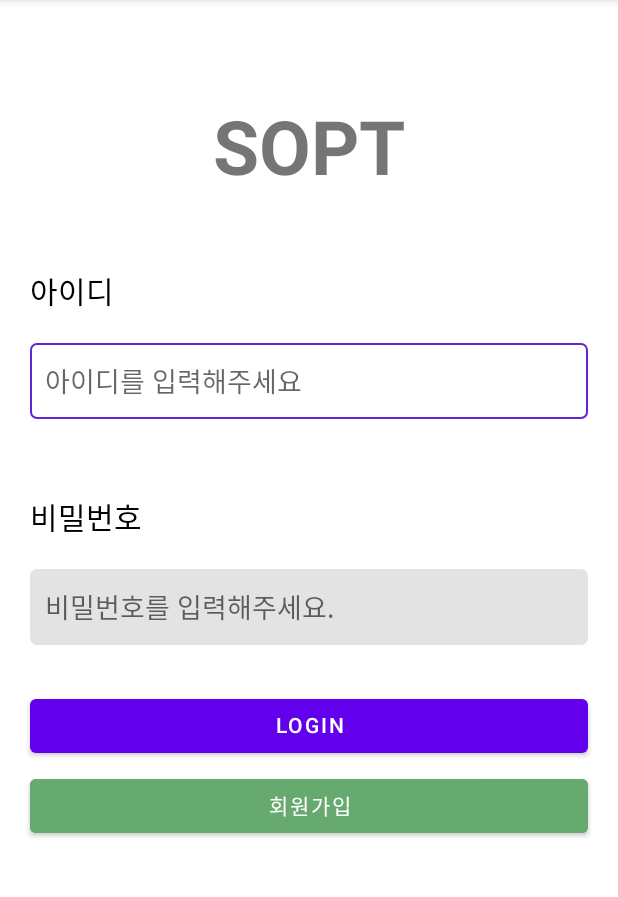
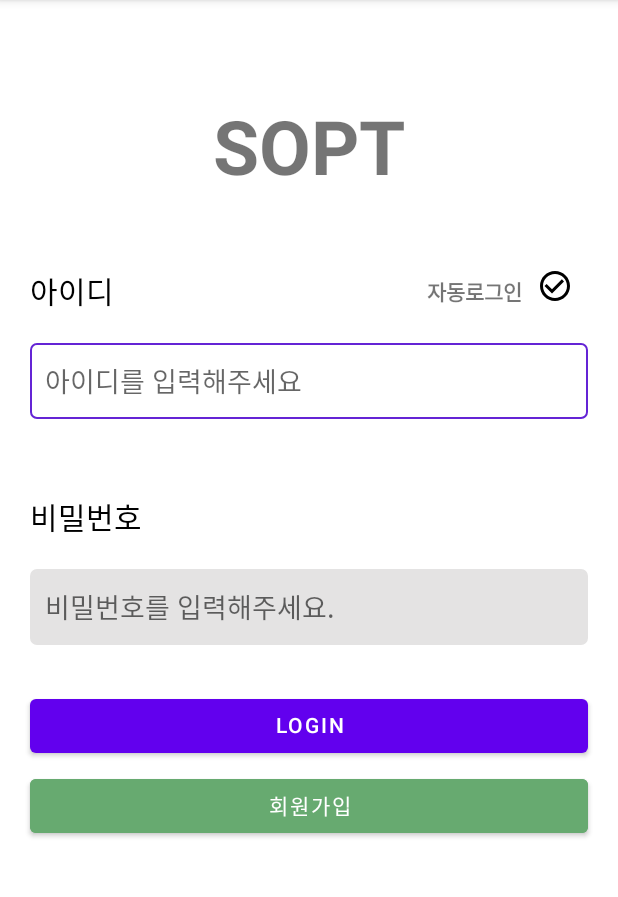
Before and after one commit to Hott6/Hot-yoon, an Android app: the screen it shows after launch (SignInActivity), on a phone screen of 412 x 824 dp, the part 84-981 px from its top. Run offline under Robolectric (Android 15) with nearby library versions, the phone set to English and light mode, and no system bars.

Commit message:
[FEAT] #5 자동로그인 구현

```diff
--- a/app/src/main/java/com/example/num1/data/sopt/ResponseWrapper.kt
+++ b/app/src/main/java/com/example/num1/data/sopt/ResponseWrapper.kt
@@ -4,5 +4,5 @@ data class ResponseWrapper<T>(
     // Response Data의 해당 중복 내용
     val status: Int,
     val message: String,
-    val data: T? = null
+    val data: T?
 )
--- /dev/null
+++ b/app/src/main/java/com/example/num1/util/LOGINSharedPreferences.kt
@@ -0,0 +1,32 @@
+package com.example.num1.util
+
+import android.content.Context
+import android.content.SharedPreferences
+
+object LOGINSharedPreferences {
+    private const val STORAGE_KEY = "USER_AUTO"
+    private const val AUTO_LOGIN = "AUTO_LOGIN"
+    private lateinit var preferences: SharedPreferences
+
+    fun getSharedPreference(context: Context):SharedPreferences {
+        return context.getSharedPreferences(STORAGE_KEY, Context.MODE_PRIVATE)
+    }
+
+    fun getAutoLogin(context: Context): Boolean {
+        return getSharedPreference(context).getBoolean(AUTO_LOGIN, false)
+    }
+
+    fun setAutoLogin(context: Context,value: Boolean) {
+        getSharedPreference(context).edit()
+            .putBoolean(AUTO_LOGIN, value)
+            .apply()
+    }
+
+    fun setLogin(context: Context) {
+     getSharedPreference(context)
+            .edit()
+            .remove(AUTO_LOGIN)
+            .clear()
+            .apply()
+    }
+}
--- a/app/src/main/java/com/example/num1/view/SignInActivity.kt
+++ b/app/src/main/java/com/example/num1/view/SignInActivity.kt
@@ -12,6 +12,7 @@ import com.example.num1.data.sopt.ResponseSignIn
 import com.example.num1.data.ServiceCreator
 import com.example.num1.data.sopt.ResponseWrapper
 import com.example.num1.databinding.ActivitySiginInBinding
+import com.example.num1.util.LOGINSharedPreferences
 import retrofit2.Call
 import retrofit2.Response
 import retrofit2.Callback
@@ -39,6 +40,8 @@ class SignInActivity : AppCompatActivity() {
 
         login()
         signUp()
+        initClickEvent()
+        isAutoLogin()
 
     }
 
@@ -99,26 +102,22 @@ class SignInActivity : AppCompatActivity() {
                     .show()
             }
         )
+    }
 
-//        call.enqueue(object : Callback<ResponseWrapper<ResponseSignIn>> {
-//            override fun onResponse(
-//                call: Call<ResponseWrapper<ResponseSignIn>>,
-//                response: Response<ResponseWrapper<ResponseSignIn>>
-//            ) {
-//                if (response.isSuccessful) {
-//                    val data = response.body()?.data
-//                    Toast.makeText(this@SignInActivity, "${data?.email}님 반갑습니다!", Toast.LENGTH_SHORT).show()
-//                    startActivity(Intent(this@SignInActivity, HomeActivity::class.java))
-//                    if (!isFinishing){
-//                        finish()
-//                    }
-//                } else Toast.makeText(this@SignInActivity, "로그인에 실패하였습니다.", Toast.LENGTH_SHORT)
-//                    .show()
-//            }
+    private fun initClickEvent() {
+        binding.btnAutoLogin.setOnClickListener {
+            binding.btnAutoLogin.isSelected = !binding.btnAutoLogin.isSelected
+            LOGINSharedPreferences.setAutoLogin(this, binding.btnAutoLogin.isSelected)
+        }
+    }
 
-//        override fun onFailure(call: Call<ResponseWrapper<ResponseSignIn>>, t: Throwable) {
-//            Log.e("NetworkTest", "error:$t")
-//        }
-//    })
+    private fun isAutoLogin() {
+        if (LOGINSharedPreferences.getAutoLogin(this)) {
+            Toast.makeText(this, "자동로그인 되었습니다.", Toast.LENGTH_SHORT).show()
+            startActivity(Intent(this, HomeActivity::class.java))
+            finish()
+        }
     }
+
+
 }
--- /dev/null
+++ b/app/src/main/res/drawable/ic_checkbox_on.xml
@@ -0,0 +1,5 @@
+<vector android:height="24dp" android:tint="#000000"
+    android:viewportHeight="24" android:viewportWidth="24"
+    android:width="24dp" xmlns:android="http://schemas.android.com/apk/res/android">
+    <path android:fillColor="@android:color/white" android:pathData="M12,2C6.48,2 2,6.48 2,12s4.48,10 10,10 10,-4.48 10,-10S17.52,2 12,2zM10,17l-5,-5 1.41,-1.41L10,14.17l7.59,-7.59L19,8l-9,9z"/>
+</vector>
--- /dev/null
+++ b/app/src/main/res/drawable/ic_ckeckbox_off.xml
@@ -0,0 +1,5 @@
+<vector android:height="24dp" android:tint="#000000"
+    android:viewportHeight="24" android:viewportWidth="24"
+    android:width="24dp" xmlns:android="http://schemas.android.com/apk/res/android">
+    <path android:fillColor="@android:color/white" android:pathData="M16.59,7.58L10,14.17l-3.59,-3.58L5,12l5,5 8,-8zM12,2C6.48,2 2,6.48 2,12s4.48,10 10,10 10,-4.48 10,-10S17.52,2 12,2zM12,20c-4.42,0 -8,-3.58 -8,-8s3.58,-8 8,-8 8,3.58 8,8 -3.58,8 -8,8z"/>
+</vector>
--- /dev/null
+++ b/app/src/main/res/drawable/ic_settings_24.xml
@@ -0,0 +1,5 @@
+<vector android:height="24dp" android:tint="#000000"
+    android:viewportHeight="24" android:viewportWidth="24"
+    android:width="24dp" xmlns:android="http://schemas.android.com/apk/res/android">
+    <path android:fillColor="@android:color/white" android:pathData="M19.14,12.94c0.04,-0.3 0.06,-0.61 0.06,-0.94c0,-0.32 -0.02,-0.64 -0.07,-0.94l2.03,-1.58c0.18,-0.14 0.23,-0.41 0.12,-0.61l-1.92,-3.32c-0.12,-0.22 -0.37,-0.29 -0.59,-0.22l-2.39,0.96c-0.5,-0.38 -1.03,-0.7 -1.62,-0.94L14.4,2.81c-0.04,-0.24 -0.24,-0.41 -0.48,-0.41h-3.84c-0.24,0 -0.43,0.17 -0.47,0.41L9.25,5.35C8.66,5.59 8.12,5.92 7.63,6.29L5.24,5.33c-0.22,-0.08 -0.47,0 -0.59,0.22L2.74,8.87C2.62,9.08 2.66,9.34 2.86,9.48l2.03,1.58C4.84,11.36 4.8,11.69 4.8,12s0.02,0.64 0.07,0.94l-2.03,1.58c-0.18,0.14 -0.23,0.41 -0.12,0.61l1.92,3.32c0.12,0.22 0.37,0.29 0.59,0.22l2.39,-0.96c0.5,0.38 1.03,0.7 1.62,0.94l0.36,2.54c0.05,0.24 0.24,0.41 0.48,0.41h3.84c0.24,0 0.44,-0.17 0.47,-0.41l0.36,-2.54c0.59,-0.24 1.13,-0.56 1.62,-0.94l2.39,0.96c0.22,0.08 0.47,0 0.59,-0.22l1.92,-3.32c0.12,-0.22 0.07,-0.47 -0.12,-0.61L19.14,12.94zM12,15.6c-1.98,0 -3.6,-1.62 -3.6,-3.6s1.62,-3.6 3.6,-3.6s3.6,1.62 3.6,3.6S13.98,15.6 12,15.6z"/>
+</vector>
--- /dev/null
+++ b/app/src/main/res/drawable/selecor_login.xml
@@ -0,0 +1,5 @@
+<?xml version="1.0" encoding="utf-8"?>
+<selector xmlns:android="http://schemas.android.com/apk/res/android">
+    <item android:drawable="@drawable/ic_checkbox_on" android:state_selected="true" />
+    <item android:drawable="@drawable/ic_ckeckbox_off" android:state_selected="false" />
+</selector>
--- a/app/src/main/res/layout/activity_sigin_in.xml
+++ b/app/src/main/res/layout/activity_sigin_in.xml
@@ -29,6 +29,26 @@
         android:textSize="20sp"
         app:layout_constraintStart_toStartOf="parent"
         app:layout_constraintTop_toBottomOf="@id/Sopt" />
+
+    <ImageButton
+        android:id="@+id/btn_auto_login"
+        android:layout_width="wrap_content"
+        android:layout_height="wrap_content"
+        android:background="@drawable/selecor_login"
+        app:layout_constraintTop_toTopOf="@id/idname"
+        app:layout_constraintEnd_toEndOf="parent"
+        android:layout_marginEnd="30dp"
+        />
+    <TextView
+        android:layout_width="wrap_content"
+        android:layout_height="wrap_content"
+        android:text="@string/autoLogin"
+        android:textStyle="bold"
+        app:layout_constraintTop_toTopOf="@+id/idname"
+        app:layout_constraintEnd_toStartOf="@id/btn_auto_login"
+        android:layout_marginEnd="10dp"
+        android:paddingTop="5dp"
+        />
 
     <EditText
         android:id="@+id/edt_id"
--- a/app/src/main/res/values/strings.xml
+++ b/app/src/main/res/values/strings.xml
@@ -19,4 +19,6 @@
 
     <string name="followerlsit">팔로워\n목록</string>
     <string name="repolist">레포지토리\n목록</string>
+
+    <string name="autoLogin">자동로그인</string>
 </resources>
```
Also changed, not shown: app/src/main/res/layout/fragment_profile.xml (+10 -1 lines).
